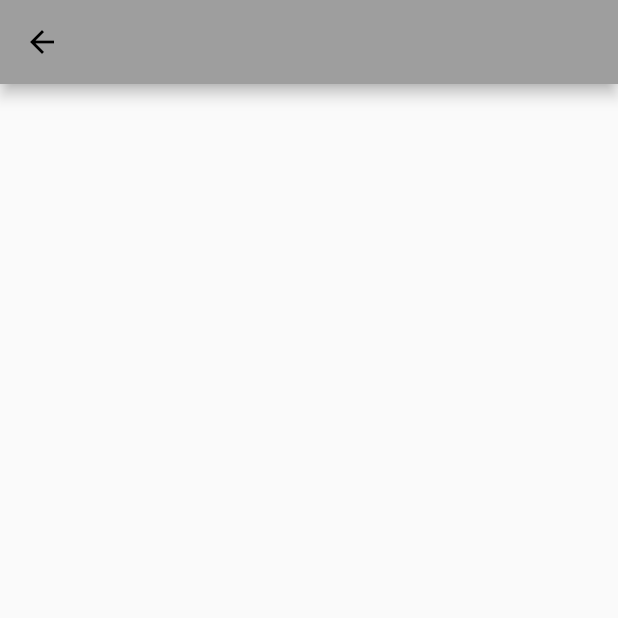
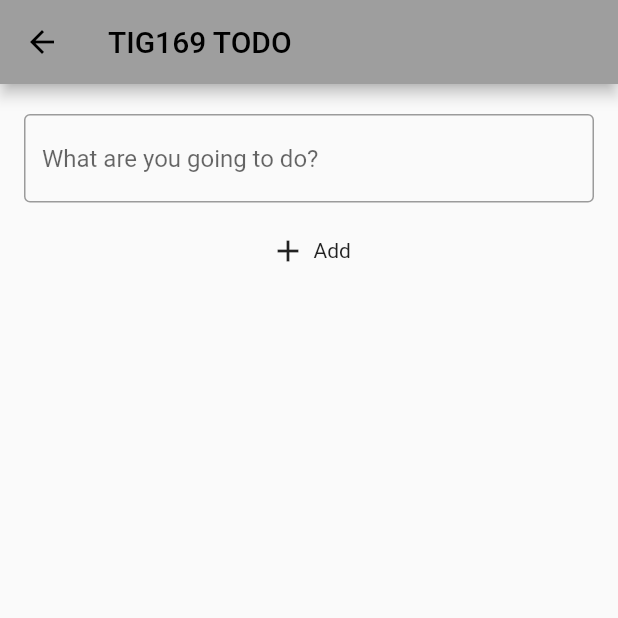
Before and after one commit to gu-tig169-ht21/gushanhaj, a Flutter app: the SecondView screen opened directly, on a phone screen of 412 x 824 dp, the top half of it. Run offline on Flutter 3.47's test engine with Material 2 defaults, Android fonts, the phone set to English and light mode, and no system bars.

Commit message:
completed UI

```diff
--- a/lib/main.dart
+++ b/lib/main.dart
@@ -1,4 +1,3 @@
-import 'package:flutter/cupertino.dart';
 import 'package:flutter/material.dart';
 
 void main() {
@@ -21,8 +20,6 @@ class MyApp extends StatelessWidget {
 class MainView extends StatelessWidget {
   const MainView({Key? key}) : super(key: key);
 
-  get colors => null;
-
   @override
   Widget build(BuildContext context) {
     return Scaffold(
@@ -42,8 +39,11 @@ class MainView extends StatelessWidget {
           Navigator.push(
               context, MaterialPageRoute(builder: (context) => SecondView()));
         },
+        child: const Icon(Icons.add, color: Colors.white, size: 42),
+      ),
     );
   }
+
   Widget _list() {
     return ListView(
       children: [
@@ -60,26 +60,9 @@ class MainView extends StatelessWidget {
     return ListTile(
       leading: Icon(Icons.check_box_outline_blank),
       title: Text(strText),
-      trailing: Icon(Icons.highlight_remove),
+      trailing: Icon(Icons.close),
     );
   }
-}
-
-Widget _checkboxRow() {
-  return Container(
-    margin: EdgeInsets.only(top: 25, bottom: 50),
-    child: Row(
-      children: [
-        Checkbox(
-          value: false,
-          onChanged: (val) {},
-        ),
-        const Text('Write a book'),
-        Container(width: 250),
-        const Icon(Icons.close),
-      ],
-    ),
-  );
 }
 
 class SecondView extends StatelessWidget {
@@ -87,10 +70,45 @@ class SecondView extends StatelessWidget {
   @override
   Widget build(BuildContext context) {
     return Scaffold(
-      appBar: AppBar(),
+      appBar: AppBar(title: Text('TIG169 TODO')),
+      body: Center(
+        child: Column(
+          mainAxisAlignment: MainAxisAlignment.start,
+          crossAxisAlignment: CrossAxisAlignment.start,
+          children: [
+            Container(height: 20),
+            _addTask(),
+            Container(height: 20),
+            _addText(),
+          ],
+        ),
+      ),
+    );
+  }
+
+  Widget _addTask() {
+    return Container(
+      margin: EdgeInsets.only(left: 16, right: 16),
+      child: TextField(
+        decoration: InputDecoration(
+            border: OutlineInputBorder(),
+            hintText: 'What are you going to do?'),
+      ),
+    );
+  }
+
+  Widget _addText() {
+    return Row(
+      children: [
+        Container(
+          margin: EdgeInsets.only(left: 180),
+          child: Icon(Icons.add),
+        ),
+        Container(
+          margin: EdgeInsets.only(left: 5),
+          child: Text('Add'),
+        ),
+      ],
     );
   }
 }
-
-
-//Har haft problem med flutter hela dagen och har inte hunnit göra klart allt än
```
